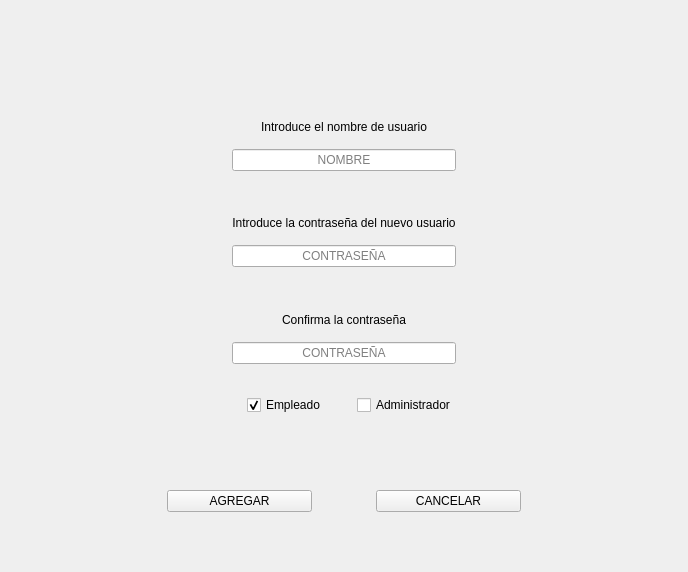
Old version of the form Agregar_Usuario.ui in the repository Matapuercos666/OPTICA.
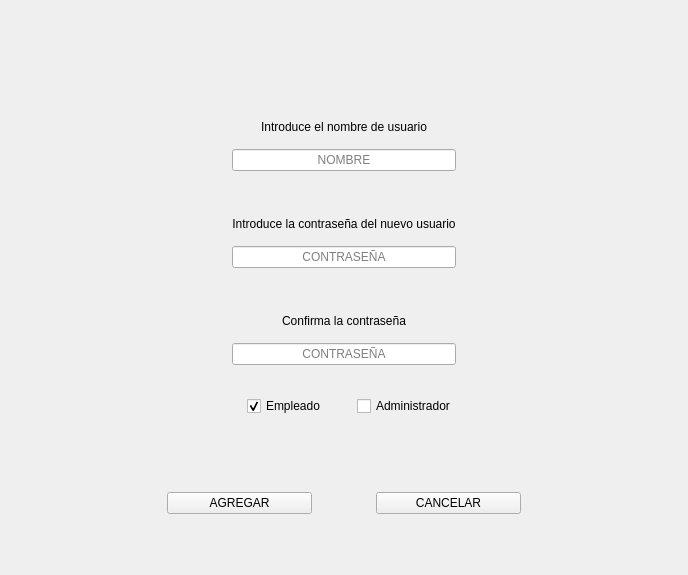
New version of the form. Icons and pictures are not drawn.

The edit to the form file:
```diff
--- a/Agregar_Usuario.ui
+++ b/Agregar_Usuario.ui
@@ -7,7 +7,7 @@
     <x>0</x>
     <y>0</y>
     <width>688</width>
-    <height>572</height>
+    <height>575</height>
    </rect>
   </property>
   <property name="cursor">
```
Left out of the diff: 2 changed lines with no effect on the pictures.
